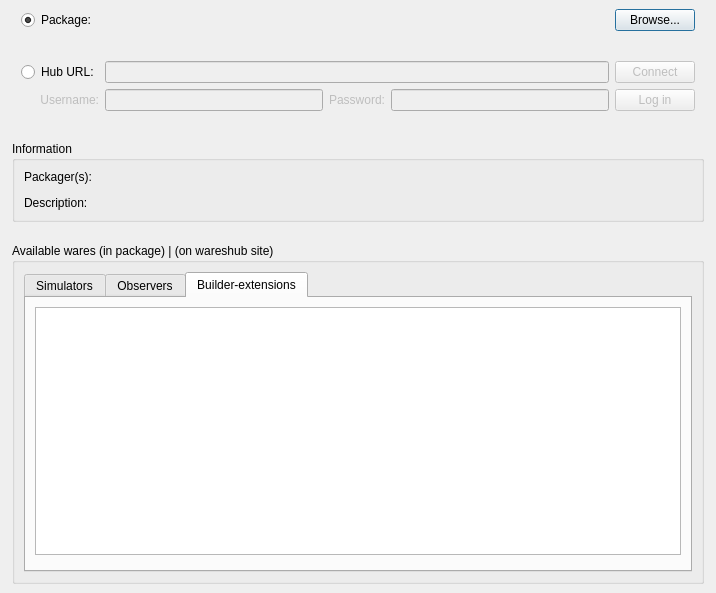
This is src/openfluid/ui/waresdev/WaresSrcImportDialog.ui in OpenFLUID/openfluid as Qt 5 draws it before an edit. The edited form follows.
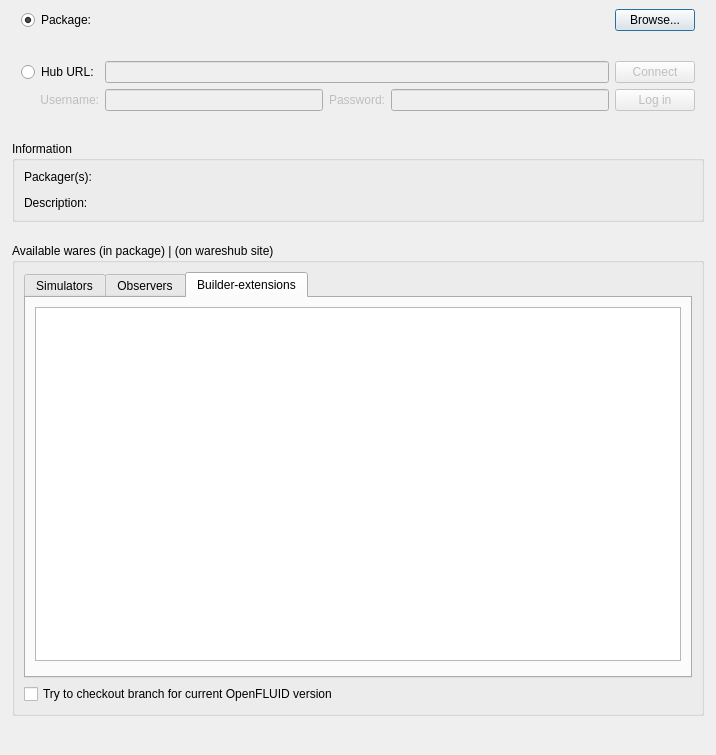
This is the edited form. Custom widgets are drawn as their Qt base class.

Commit message:
Checkout of corresponding branch during fragment and wares import in DevStudio
* added checkout feature in git operations
* added global and in-dialog options to enable/disable the behavior

(closes OpenFLUID/openfluid#928)

Diff of the .ui file:
```diff
--- a/src/openfluid/ui/waresdev/WaresSrcImportDialog.ui
+++ b/src/openfluid/ui/waresdev/WaresSrcImportDialog.ui
@@ -7,7 +7,7 @@
     <x>0</x>
     <y>0</y>
     <width>716</width>
-    <height>593</height>
+    <height>755</height>
    </rect>
   </property>
   <property name="windowTitle">
@@ -302,11 +302,26 @@
           </widget>
          </widget>
         </item>
+        <item>
+         <widget class="QCheckBox" name="CheckoutCurrentVersionCheckBox">
+          <property name="layoutDirection">
+           <enum>Qt::LeftToRight</enum>
+          </property>
+          <property name="text">
+           <string>Try to checkout branch for current OpenFLUID version</string>
+          </property>
+         </widget>
+        </item>
        </layout>
       </widget>
      </item>
     </layout>
    </item>
+   <item>
+    <widget class="QWidget" name="widget_3" native="true">
+     <layout class="QVBoxLayout" name="verticalLayout_13"/>
+    </widget>
+   </item>
   </layout>
  </widget>
  <customwidgets>
```
The commit also changes 25 other files.
